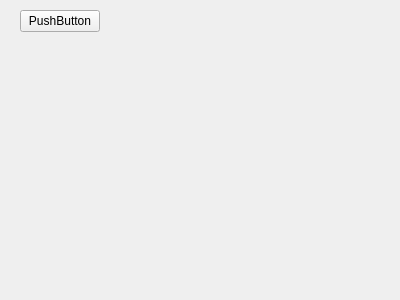
AndresDFX/TegraRcmGUI, file TegraRcmGUI/qhekate.ui: the form before one commit.
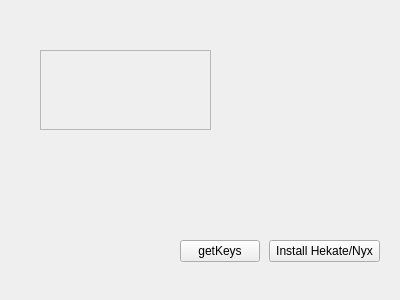
The form after the commit.

Commit message: add hekate bdk for ariane

Diff of the .ui file:
```diff
--- a/TegraRcmGUI/qhekate.ui
+++ b/TegraRcmGUI/qhekate.ui
@@ -16,14 +16,43 @@
   <widget class="QPushButton" name="pushButton">
    <property name="geometry">
     <rect>
-     <x>20</x>
-     <y>10</y>
+     <x>269</x>
+     <y>240</y>
+     <width>111</width>
+     <height>22</height>
+    </rect>
+   </property>
+   <property name="text">
+    <string>Install Hekate/Nyx</string>
+   </property>
+  </widget>
+  <widget class="QFrame" name="frame">
+   <property name="geometry">
+    <rect>
+     <x>40</x>
+     <y>50</y>
+     <width>171</width>
+     <height>80</height>
+    </rect>
+   </property>
+   <property name="frameShape">
+    <enum>QFrame::StyledPanel</enum>
+   </property>
+   <property name="frameShadow">
+    <enum>QFrame::Raised</enum>
+   </property>
+  </widget>
+  <widget class="QPushButton" name="pushButton_2">
+   <property name="geometry">
+    <rect>
+     <x>180</x>
+     <y>240</y>
      <width>80</width>
      <height>22</height>
     </rect>
    </property>
    <property name="text">
-    <string>PushButton</string>
+    <string>getKeys</string>
    </property>
   </widget>
  </widget>
```
The commit also changes 834 other files.
